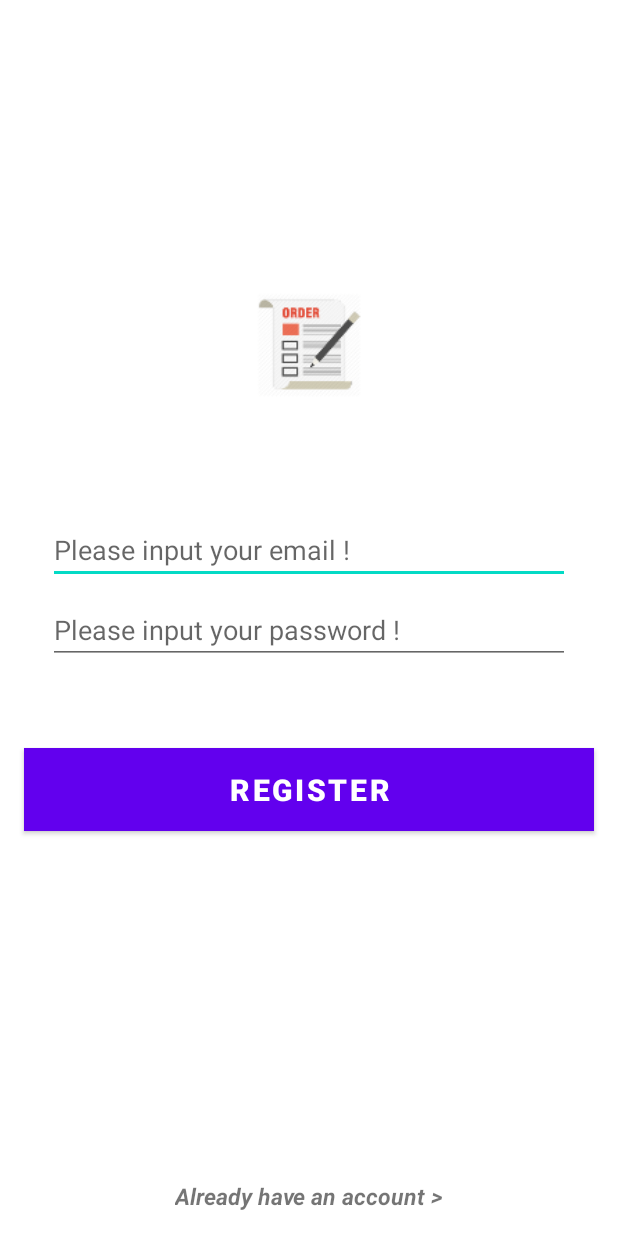
After one commit to itachi1611/product_client_android_402, an Android app: the RegisterActivity screen opened directly, with no data from a screen before it, on a phone screen of 412 x 824 dp. The commit adds this screen. Run offline under Robolectric (Android 15) with nearby library versions, the phone set to English and light mode, and no system bars; our stand-ins replace ButterKnife, CircleImageView, RxJava; network calls fail.

Commit message:
Finish authentication functions

```diff
--- /dev/null
+++ b/app/src/main/java/com/foxy/product_client/ui/authentication/AuthenticationContract.java
@@ -0,0 +1,21 @@
+package com.foxy.product_client.ui.authentication;
+
+import com.foxy.product_client.models.User;
+
+import okhttp3.ResponseBody;
+
+public interface AuthenticationContract {
+
+    interface View {
+        void onLoginSuccess(User user);
+        void onLoginError();
+        void onRegisterSuccess(ResponseBody res);
+        void onRegisterError();
+    }
+
+    interface Presenter {
+        void onLogin(String e, String p);
+        void onRegister(String e, String p);
+    }
+
+}
--- /dev/null
+++ b/app/src/main/java/com/foxy/product_client/ui/authentication/RegisterActivity.java
@@ -0,0 +1,98 @@
+package com.foxy.product_client.ui.authentication;
+
+import android.os.Bundle;
+import android.os.Handler;
+import android.view.View;
+import android.widget.Button;
+
+import androidx.appcompat.widget.AppCompatEditText;
+import androidx.appcompat.widget.AppCompatTextView;
+
+import com.foxy.product_client.R;
+import com.foxy.product_client.bases.BaseActivity;
+import com.foxy.product_client.models.User;
+import com.foxy.product_client.ultis.CommonUtils;
+
+import butterknife.BindView;
+import butterknife.ButterKnife;
+import butterknife.Unbinder;
+import okhttp3.ResponseBody;
+
+import static com.foxy.product_client.ultis.Constants.REGISTER_TIME_OUT;
+
+public class RegisterActivity extends BaseActivity implements AuthenticationContract.View, View.OnClickListener { //TODO: DON'T FORGET TO ADD THIS ACTIVITY TO THE MANIFEST FILE!!!
+
+    @BindView(R.id.edtEmail)
+    AppCompatEditText edtEmail;
+
+    @BindView(R.id.edtPassword)
+    AppCompatEditText edtPassword;
+
+    @BindView(R.id.btnRegister)
+    Button btnRegister;
+
+    @BindView(R.id.tvLogin)
+    AppCompatTextView tvLogin;
+
+
+    private Unbinder unbinder;
+
+    private AuthenticationContract.Presenter mPresenter = new AuthenticationPresenter(this);    // Presenter
+
+    @Override
+    protected void onCreate(Bundle savedInstanceState) {
+        super.onCreate(savedInstanceState);
+        hideStatusBar();
+        setContentView(R.layout.activity_register);  //TODO: create the layout and add it here
+        initView();
+    }
+
+    private void initView() {
+        unbinder = ButterKnife.bind(this);
+        btnRegister.setOnClickListener(this);
+        tvLogin.setOnClickListener(this);
+    }
+
+    @Override
+    protected void onDestroy() {
+        super.onDestroy();
+        unbinder.unbind();
+    }
+
+    @Override
+    public void onClick(View v) {
+        switch (v.getId()) {
+            case R.id.btnRegister:
+                String e = edtEmail.getText().toString().trim();
+                String p = edtPassword.getText().toString().trim();
+                onShowLoading();
+                mPresenter.onRegister(e, p);
+                break;
+            case R.id.tvLogin:
+                navigateActivity(LoginActivity.class);
+                break;
+        }
+    }
+
+    @Override
+    public void onLoginSuccess(User user) {}
+
+    @Override
+    public void onLoginError() {}
+
+    @Override
+    public void onRegisterSuccess(ResponseBody res) {
+        onHideLoading();
+        CommonUtils.showSuccessToast(this, "Register succeeded !");
+        new Handler().postDelayed(() -> {
+            navigateActivity(LoginActivity.class);
+        },REGISTER_TIME_OUT);
+    }
+
+    @Override
+    public void onRegisterError() {
+        onHideLoading();
+        CommonUtils.showErrorToast(this, "Register failed !");
+    }
+
+}
--- a/app/src/main/java/com/foxy/product_client/ultis/Constants.java
+++ b/app/src/main/java/com/foxy/product_client/ultis/Constants.java
@@ -3,6 +3,8 @@ package com.foxy.product_client.ultis;
 public class Constants {
 
     public static final int SPLASH_TIME_OUT  = 1500;
+
+    public static final int REGISTER_TIME_OUT  = 2000;
 
     //Database and Preference
     public static final String PREF_NAME = "product_client_prefs";
--- a/app/src/main/java/com/foxy/product_client/ultis/ImageViewUtils.java
+++ b/app/src/main/java/com/foxy/product_client/ultis/ImageViewUtils.java
@@ -55,7 +55,7 @@ public class ImageViewUtils {
         }
     }
 
-    public static void loadImage(Context context, ImageView imageView, String sourceImage, Priority priority) {
+    public static void loadImage(Context context, ImageView imageView, int sourceImage, Priority priority) {
         int defaultResourceImageAvatar = R.drawable.ic_no_image;
         RequestOptions options = new RequestOptions();
         options.placeholder(defaultResourceImageAvatar);
--- a/app/src/main/java/com/foxy/product_client/ultis/ProgressDialogUtils.java
+++ b/app/src/main/java/com/foxy/product_client/ultis/ProgressDialogUtils.java
@@ -13,7 +13,7 @@ public class ProgressDialogUtils {
 
     public static ProgressDialog showLoadingDialog(Context context) {
         ProgressDialog progressDialog = new ProgressDialog(context);
-        progressDialog.setTitle(context.getResources().getString(R.string.progress_dialog_title));
+        //progressDialog.setTitle(context.getResources().getString(R.string.progress_dialog_title));
         progressDialog.setMessage(context.getResources().getString(R.string.progress_dialog_message));
         progressDialog.setProgressStyle(ProgressDialog.STYLE_SPINNER);
         if(progressDialog.getWindow() != null) {
--- /dev/null
+++ b/app/src/main/res/layout/activity_register.xml
@@ -0,0 +1,84 @@
+<?xml version="1.0" encoding="utf-8"?>
+<androidx.constraintlayout.widget.ConstraintLayout
+    xmlns:android="http://schemas.android.com/apk/res/android"
+    xmlns:app="http://schemas.android.com/apk/res-auto"
+    android:layout_width="match_parent"
+    android:layout_height="match_parent">
+
+    <de.hdodenhof.circleimageview.CircleImageView
+        android:id="@+id/circleImageView"
+        android:layout_width="100dp"
+        android:layout_height="100dp"
+        android:layout_marginTop="180dp"
+        android:src="@mipmap/ic_launcher_round"
+        app:layout_constraintEnd_toEndOf="parent"
+        app:layout_constraintStart_toStartOf="parent"
+        app:layout_constraintTop_toTopOf="parent" />
+
+    <LinearLayout
+        android:id="@+id/linearContainerInput"
+        android:layout_width="match_parent"
+        android:layout_height="wrap_content"
+        android:orientation="vertical"
+        android:padding="16dp"
+        android:layout_marginTop="40dp"
+        android:layout_marginRight="16dp"
+        android:layout_marginLeft="16dp"
+        app:layout_constraintEnd_toEndOf="parent"
+        app:layout_constraintStart_toStartOf="parent"
+        app:layout_constraintTop_toBottomOf="@+id/circleImageView">
+
+        <androidx.appcompat.widget.AppCompatEditText
+            android:id="@+id/edtEmail"
+            android:layout_width="match_parent"
+            android:layout_height="wrap_content"
+            android:layout_marginTop="8dp"
+            android:layout_marginBottom="4dp"
+            android:inputType="textEmailAddress"
+            android:hint="@string/edt_email_hint"/>
+
+        <androidx.appcompat.widget.AppCompatEditText
+            android:id="@+id/edtPassword"
+            android:layout_width="match_parent"
+            android:layout_height="wrap_content"
+            android:layout_marginTop="4dp"
+            android:layout_marginBottom="8dp"
+            android:inputType="textPassword"
+            android:hint="@string/edt_password_hint"/>
+
+    </LinearLayout>
+
+    <Button
+        android:id="@+id/btnRegister"
+        android:layout_width="match_parent"
+        android:layout_height="wrap_content"
+        android:orientation="horizontal"
+        android:padding="8dp"
+        android:layout_marginTop="32dp"
+        android:layout_marginRight="16dp"
+        android:layout_marginLeft="16dp"
+        android:text="@string/btn_register"
+        android:textAllCaps="true"
+        android:clickable="true"
+        android:focusable="true"
+        android:textStyle="bold"
+        android:textSize="20sp"
+        android:textColor="@color/white"
+        android:background="@android:color/white"
+        app:layout_constraintEnd_toEndOf="parent"
+        app:layout_constraintStart_toStartOf="parent"
+        app:layout_constraintTop_toBottomOf="@+id/linearContainerInput"/>
+
+    <androidx.appcompat.widget.AppCompatTextView
+        android:id="@+id/tvLogin"
+        android:layout_width="wrap_content"
+        android:layout_height="wrap_content"
+        android:text="@string/tv_login"
+        android:layout_marginBottom="16dp"
+        android:textSize="15sp"
+        android:textStyle="italic|bold"
+        app:layout_constraintBottom_toBottomOf="parent"
+        app:layout_constraintEnd_toEndOf="parent"
+        app:layout_constraintStart_toStartOf="parent" />
+
+</androidx.constraintlayout.widget.ConstraintLayout>
--- a/app/src/main/res/values/strings.xml
+++ b/app/src/main/res/values/strings.xml
@@ -10,7 +10,7 @@
 
     <!--Progress Dialog-->
     <string name="progress_dialog_title">Waiting...</string>
-    <string name="progress_dialog_message">Loading product from network !</string>
+    <string name="progress_dialog_message">Loading...</string>
 
     <!--AboutFragment-->
     <string name="copy_right">Copyrights © %1$d</string>
@@ -29,7 +29,15 @@
     <string name="tv_password">*********</string>
     <string name="tv_role">Admin</string>
     <string name="btnSave">Save</string>
-    <string name="btnCancel" />
+    <string name="btnLogout">Log out</string>
+
+    <!--Authentication-->
+    <string name="edt_email_hint">Please input your email !</string>
+    <string name="edt_password_hint">Please input your password !</string>
+    <string name="btn_login">Login</string>
+    <string name="tv_register"><![CDATA[Create an account >]]></string>
+    <string name="btn_register">Register</string>
+    <string name="tv_login"><![CDATA[Already have an account >]]></string>
 
 
 </resources>
```
Also changed, not shown: app/src/main/AndroidManifest.xml (+12 -1 lines), app/src/main/java/com/foxy/product_client/api/MasterDataService.java (+22 -0 lines), app/src/main/java/com/foxy/product_client/helpers/SharedPreferencesHelper.java (added, +87 -0 lines), app/src/main/java/com/foxy/product_client/ui/authentication/AuthenticationPresenter.java (added, +80 -0 lines), app/src/main/java/com/foxy/product_client/ui/authentication/LoginActivity.java (added, +109 -0 lines), app/src/main/java/com/foxy/product_client/ui/home/profile/ProfileFragment.java (+72 -0 lines), app/src/main/java/com/foxy/product_client/ui/splash/SplashActivity.java (+9 -2 lines), app/src/main/res/layout/activity_login.xml (added, +84 -0 lines), app/src/main/res/layout/fragment_profile.xml (+15 -0 lines), app/src/main/res/drawable/ic_admin.png (added), app/src/main/res/drawable/ic_customer.png (added).
